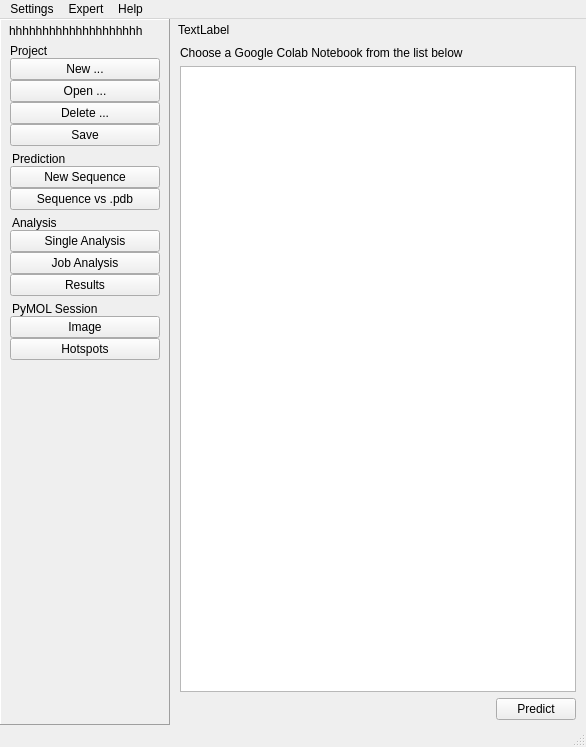
urban233/PySSA, file alternatives/mainWindow_alt.ui: the form before one commit.
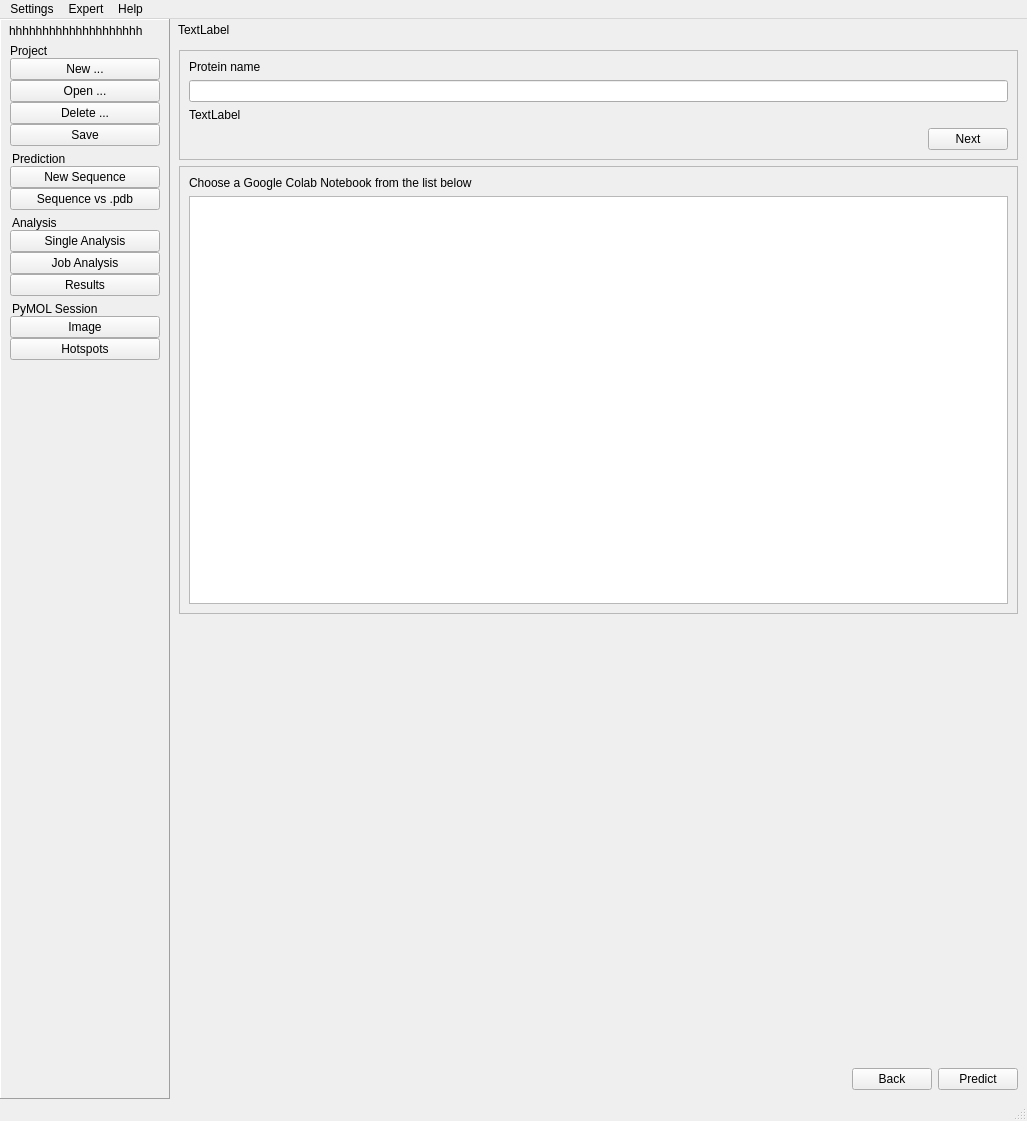
The form after the commit. The open tabs and pages were chosen to show the change. Icons and pictures are not drawn.

Commit message: add function for next and back btn at prediction only page

```diff
--- a/alternatives/mainWindow_alt.ui
+++ b/alternatives/mainWindow_alt.ui
@@ -6,8 +6,8 @@
    <rect>
     <x>0</x>
     <y>0</y>
-    <width>586</width>
-    <height>747</height>
+    <width>1027</width>
+    <height>1121</height>
    </rect>
   </property>
   <property name="windowTitle">
@@ -418,7 +418,7 @@
          </property>
          <layout class="QHBoxLayout" name="horizontalLayout_3">
           <property name="spacing">
-           <number>-1</number>
+           <number>6</number>
           </property>
           <property name="leftMargin">
            <number>8</number>
@@ -590,31 +590,105 @@
              </layout>
             </widget>
             <widget class="QWidget" name="prediction_only_page">
-             <layout class="QVBoxLayout" name="verticalLayout_16" stretch="0,0,0">
-              <property name="leftMargin">
-               <number>10</number>
-              </property>
-              <property name="topMargin">
-               <number>5</number>
-              </property>
-              <property name="rightMargin">
-               <number>10</number>
-              </property>
-              <property name="bottomMargin">
-               <number>5</number>
-              </property>
+             <layout class="QVBoxLayout" name="verticalLayout_56">
               <item>
-               <widget class="QLabel" name="label">
-                <property name="text">
-                 <string>Choose a Google Colab Notebook from the list below</string>
+               <widget class="QFrame" name="frame_6">
+                <property name="frameShape">
+                 <enum>QFrame::StyledPanel</enum>
                 </property>
+                <property name="frameShadow">
+                 <enum>QFrame::Raised</enum>
+                </property>
+                <layout class="QVBoxLayout" name="verticalLayout_54">
+                 <item>
+                  <layout class="QVBoxLayout" name="verticalLayout_16">
+                   <item>
+                    <widget class="QLabel" name="lbl_prediction_only_protein_name">
+                     <property name="text">
+                      <string>Protein name</string>
+                     </property>
+                    </widget>
+                   </item>
+                   <item>
+                    <widget class="QLineEdit" name="txt_prediction_only_protein_name"/>
+                   </item>
+                   <item>
+                    <widget class="QLabel" name="lbl_prediction_only_status_protein_name">
+                     <property name="text">
+                      <string>TextLabel</string>
+                     </property>
+                    </widget>
+                   </item>
+                  </layout>
+                 </item>
+                 <item>
+                  <layout class="QHBoxLayout" name="horizontalLayout_7">
+                   <item>
+                    <spacer name="horizontalSpacer_14">
+                     <property name="orientation">
+                      <enum>Qt::Horizontal</enum>
+                     </property>
+                     <property name="sizeHint" stdset="0">
+                      <size>
+                       <width>40</width>
+                       <height>20</height>
+                      </size>
+                     </property>
+                    </spacer>
+                   </item>
+                   <item>
+                    <widget class="QPushButton" name="btn_prediction_only_next">
+                     <property name="text">
+                      <string>Next</string>
+                     </property>
+                    </widget>
+                   </item>
+                  </layout>
+                 </item>
+                </layout>
                </widget>
               </item>
               <item>
-               <widget class="QListWidget" name="list_new_seq_notebooks"/>
+               <widget class="QFrame" name="frame_7">
+                <property name="frameShape">
+                 <enum>QFrame::StyledPanel</enum>
+                </property>
+                <property name="frameShadow">
+                 <enum>QFrame::Raised</enum>
+                </property>
+                <layout class="QVBoxLayout" name="verticalLayout_55">
+                 <item>
+                  <layout class="QVBoxLayout" name="verticalLayout_53">
+                   <item>
+                    <widget class="QLabel" name="lbl_prediction_only_choose_notebook">
+                     <property name="text">
+                      <string>Choose a Google Colab Notebook from the list below</string>
+                     </property>
+                    </widget>
+                   </item>
+                   <item>
+                    <widget class="QListWidget" name="list_new_seq_notebooks"/>
+                   </item>
+                  </layout>
+                 </item>
+                </layout>
+               </widget>
               </item>
               <item>
-               <layout class="QHBoxLayout" name="horizontalLayout_21">
+               <spacer name="verticalSpacer_4">
+                <property name="orientation">
+                 <enum>Qt::Vertical</enum>
+                </property>
+                <property name="sizeHint" stdset="0">
+                 <size>
+                  <width>20</width>
+                  <height>40</height>
+                 </size>
+                </property>
+               </spacer>
+              </item>
+              <item>
+               <layout class="QHBoxLayout" name="horizontalLayout_6">
                 <item>
                  <spacer name="horizontalSpacer_4">
                   <property name="orientation">
@@ -628,6 +702,13 @@
                   </property>
                  </spacer>
                 </item>
+                <item>
+                 <widget class="QPushButton" name="btn_prediction_only_back">
+                  <property name="text">
+                   <string>Back</string>
+                  </property>
+                 </widget>
+                </item>
                 <item>
                  <widget class="QPushButton" name="btn_prediction_only_start">
                   <property name="text">
@@ -1998,8 +2079,8 @@
     <rect>
      <x>0</x>
      <y>0</y>
-     <width>586</width>
-     <height>24</height>
+     <width>1027</width>
+     <height>36</height>
     </rect>
    </property>
    <widget class="QMenu" name="menuSettings">
```
Left out of the diff: 8 changed lines with no effect on the pictures. The commit also changes 5 other files.
